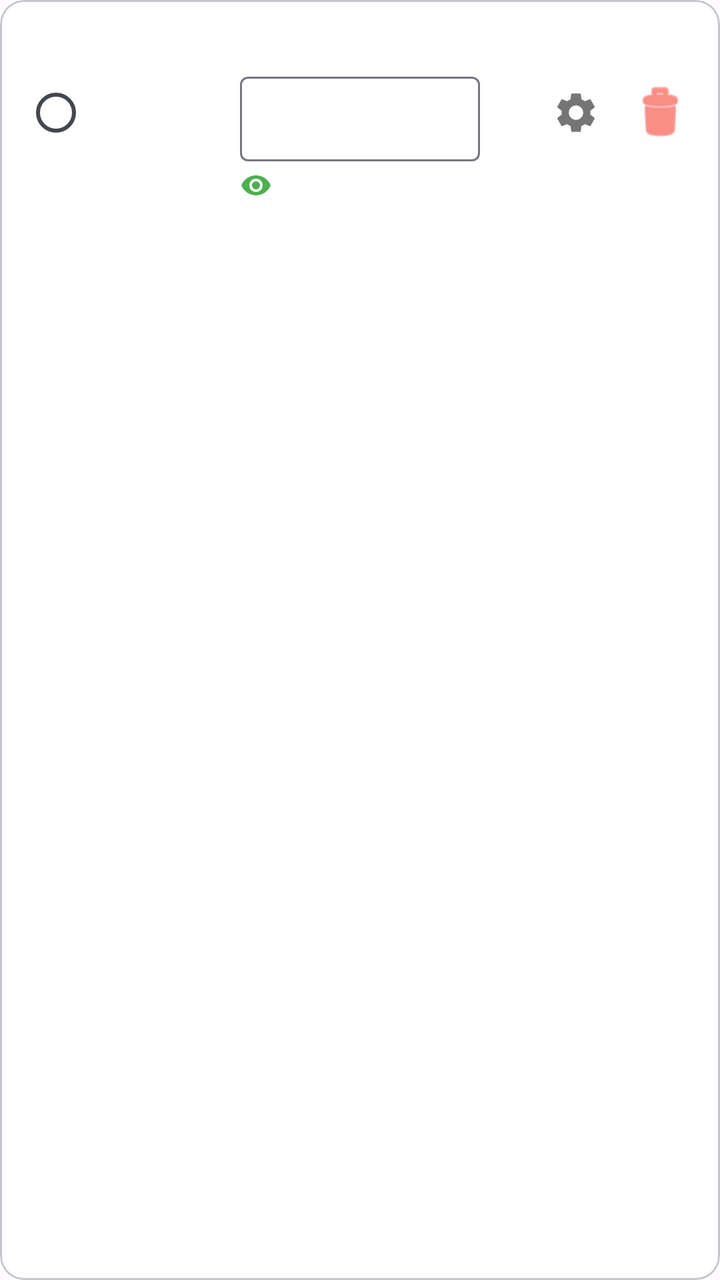
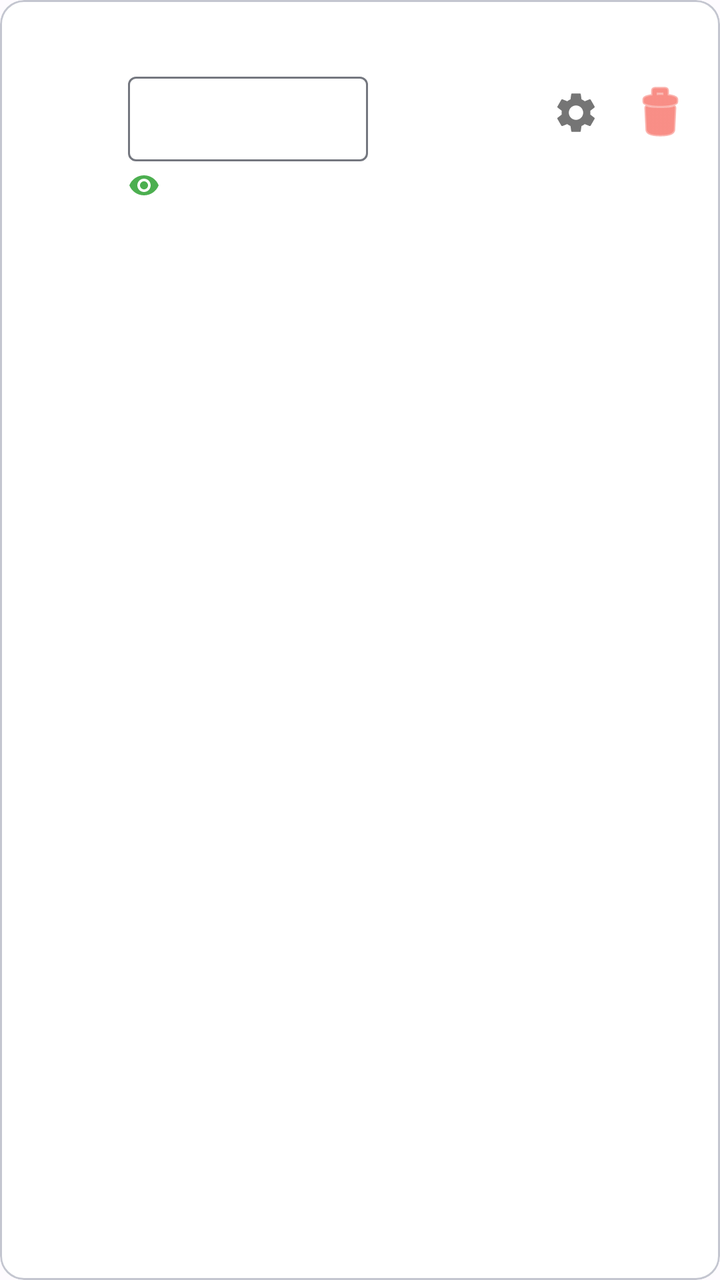

Compare the two renders of this Android layout. The source of the first and the diff that turns it into the second are given below.
<!-- AndroidManifest.xml: application theme Theme.OpenIris -->
<!-- res/layout/item_selected_model_v2.xml -->
<?xml version="1.0" encoding="utf-8"?>
<com.google.android.material.card.MaterialCardView
    xmlns:android="http://schemas.android.com/apk/res/android"
    xmlns:app="http://schemas.android.com/apk/res-auto"
    android:layout_width="match_parent"
    android:layout_height="wrap_content"
    android:layout_marginBottom="8dp"
    app:cardCornerRadius="12dp"
    app:cardElevation="0dp"
    app:strokeWidth="1dp"
    app:strokeColor="?attr/colorOutlineVariant"
    app:cardBackgroundColor="?attr/colorSurfaceContainerLowest">

    <LinearLayout
        android:layout_width="match_parent"
        android:layout_height="wrap_content"
        android:orientation="horizontal"
        android:padding="12dp"
        android:gravity="center_vertical">

        
        <RadioButton
            android:id="@+id/radioDefault"
            android:layout_width="wrap_content"
            android:layout_height="wrap_content"
            android:layout_marginEnd="8dp" />

        
        <FrameLayout
            android:layout_width="40dp"
            android:layout_height="40dp"
            android:layout_marginEnd="12dp">

            <ImageView
                android:id="@+id/imageProvider"
                android:layout_width="40dp"
                android:layout_height="40dp"
                android:scaleType="centerCrop"
                android:contentDescription="供应商图标" />

            
            <TextView
                android:id="@+id/textInitial"
                android:layout_width="40dp"
                android:layout_height="40dp"
                android:gravity="center"
                android:textColor="#FFFFFF"
                android:textSize="18sp"
                android:textStyle="bold"
                android:visibility="gone" />
        </FrameLayout>

        
        <LinearLayout
            android:layout_width="0dp"
            android:layout_height="wrap_content"
            android:layout_weight="1"
            android:orientation="vertical">

            <TextView
                android:id="@+id/textModelName"
                android:layout_width="wrap_content"
                android:layout_height="wrap_content"
                android:textAppearance="?attr/textAppearanceTitleSmall"
                android:textColor="?attr/colorOnSurface"
                android:maxLines="1"
                android:ellipsize="end" />

            <com.google.android.material.textfield.TextInputLayout
                android:layout_width="wrap_content"
                android:layout_height="wrap_content"
                android:layout_marginTop="2dp"
                style="@style/Widget.Material3.TextInputLayout.OutlinedBox.Dense">

                <com.google.android.material.textfield.TextInputEditText
                    android:id="@+id/editModelId"
                    android:layout_width="match_parent"
                    android:layout_height="wrap_content"
                    android:inputType="text"
                    android:textSize="12sp"
                    android:minWidth="120dp" />
            </com.google.android.material.textfield.TextInputLayout>

            
            <LinearLayout
                android:layout_width="wrap_content"
                android:layout_height="wrap_content"
                android:orientation="horizontal"
                android:layout_marginTop="4dp">

                
                <ImageView
                    android:id="@+id/iconVision"
                    android:layout_width="16dp"
                    android:layout_height="16dp"
                    android:src="@drawable/ic_vision"
                    android:contentDescription="视觉支持" />
            </LinearLayout>
        </LinearLayout>

        
        <ImageButton
            android:id="@+id/buttonSettings"
            android:layout_width="40dp"
            android:layout_height="40dp"
            android:src="@drawable/ic_settings"
            android:background="?attr/selectableItemBackgroundBorderless"
            android:contentDescription="高级选项"
            android:scaleType="centerInside" />

        
        <ImageButton
            android:id="@+id/buttonDelete"
            android:layout_width="36dp"
            android:layout_height="36dp"
            android:src="@android:drawable/ic_menu_delete"
            android:background="?attr/selectableItemBackgroundBorderless"
            android:contentDescription="删除模型"
            android:layout_marginStart="4dp"
            app:tint="#F44336" />
    </LinearLayout>
</com.google.android.material.card.MaterialCardView>
<!-- resources referenced by this layout -->
<resources>
  <!-- drawable ic_settings (drawable) -->
  <?xml version="1.0" encoding="utf-8"?>
  <vector xmlns:android="http://schemas.android.com/apk/res/android"
      android:width="24dp"
      android:height="24dp"
      android:viewportWidth="24"
      android:viewportHeight="24">
      <path
          android:fillColor="#757575"
          android:pathData="M19.14,12.94c0.04,-0.3 0.06,-0.61 0.06,-0.94c0,-0.32 -0.02,-0.64 -0.07,-0.94l2.03,-1.58c0.18,-0.14 0.23,-0.41 0.12,-0.61l-1.92,-3.32c-0.12,-0.22 -0.37,-0.29 -0.59,-0.22l-2.39,0.96c-0.5,-0.38 -1.03,-0.7 -1.62,-0.94L14.4,2.81c-0.04,-0.24 -0.24,-0.41 -0.48,-0.41h-3.84c-0.24,0 -0.43,0.17 -0.47,0.41L9.25,5.35C8.66,5.59 8.12,5.92 7.63,6.29L5.24,5.33c-0.22,-0.08 -0.47,0 -0.59,0.22L2.74,8.87C2.62,9.08 2.66,9.34 2.86,9.48l2.03,1.58C4.84,11.36 4.8,11.69 4.8,12s0.02,0.64 0.07,0.94l-2.03,1.58c-0.18,0.14 -0.23,0.41 -0.12,0.61l1.92,3.32c0.12,0.22 0.37,0.29 0.59,0.22l2.39,-0.96c0.5,0.38 1.03,0.7 1.62,0.94l0.36,2.54c0.05,0.24 0.24,0.41 0.48,0.41h3.84c0.24,0 0.44,-0.17 0.47,-0.41l0.36,-2.54c0.59,-0.24 1.13,-0.56 1.62,-0.94l2.39,0.96c0.22,0.08 0.47,0 0.59,-0.22l1.92,-3.32c0.12,-0.22 0.07,-0.47 -0.12,-0.61L19.14,12.94zM12,15.6c-1.98,0 -3.6,-1.62 -3.6,-3.6s1.62,-3.6 3.6,-3.6s3.6,1.62 3.6,3.6S13.98,15.6 12,15.6z"/>
  </vector>
  <!-- drawable ic_vision (drawable) -->
  <?xml version="1.0" encoding="utf-8"?>
  <vector xmlns:android="http://schemas.android.com/apk/res/android"
      android:width="16dp"
      android:height="16dp"
      android:viewportWidth="24"
      android:viewportHeight="24">
      <path
          android:fillColor="#4CAF50"
          android:pathData="M12,4.5C7,4.5 2.73,7.61 1,12c1.73,4.39 6,7.5 11,7.5s9.27,-3.11 11,-7.5c-1.73,-4.39 -6,-7.5 -11,-7.5zM12,17c-2.76,0 -5,-2.24 -5,-5s2.24,-5 5,-5 5,2.24 5,5 -2.24,5 -5,5zM12,9c-1.66,0 -3,1.34 -3,3s1.34,3 3,3 3,-1.34 3,-3 -1.34,-3 -3,-3z"/>
  </vector>
  <color name="md_theme_primary">#1B6EF3</color>
  <color name="md_theme_onPrimary">#FFFFFF</color>
  <color name="md_theme_primaryContainer">#D8E2FF</color>
  <color name="md_theme_onPrimaryContainer">#001A41</color>
  <color name="md_theme_secondary">#565E71</color>
  <color name="md_theme_onSecondary">#FFFFFF</color>
  <color name="md_theme_secondaryContainer">#DAE2F9</color>
  <color name="md_theme_onSecondaryContainer">#131C2B</color>
  <color name="md_theme_tertiary">#6F5575</color>
  <color name="md_theme_onTertiary">#FFFFFF</color>
  <color name="md_theme_tertiaryContainer">#F9D8FE</color>
  <color name="md_theme_onTertiaryContainer">#28132F</color>
  <color name="md_theme_error">#BA1A1A</color>
  <color name="md_theme_onError">#FFFFFF</color>
  <color name="md_theme_errorContainer">#FFDAD6</color>
  <color name="md_theme_onErrorContainer">#410002</color>
  <color name="md_theme_background">#FEFBFF</color>
  <color name="md_theme_onBackground">#1B1B1F</color>
  <color name="md_theme_surface">#FEFBFF</color>
  <color name="md_theme_onSurface">#1B1B1F</color>
  <color name="md_theme_surfaceVariant">#E1E2EC</color>
  <color name="md_theme_onSurfaceVariant">#44474F</color>
  <color name="md_theme_outline">#74777F</color>
  <color name="md_theme_outlineVariant">#C4C6D0</color>
  <!-- unchanged entries left out for length: 1 -->
</resources>

<!-- the commit's change to res/layout/item_selected_model_v2.xml (unified diff, before → after) -->
@@ -17,13 +17,6 @@
         android:orientation="horizontal"
         android:padding="12dp"
         android:gravity="center_vertical">
-
-        
-        <RadioButton
-            android:id="@+id/radioDefault"
-            android:layout_width="wrap_content"
-            android:layout_height="wrap_content"
-            android:layout_marginEnd="8dp" />
 
         
         <FrameLayout
